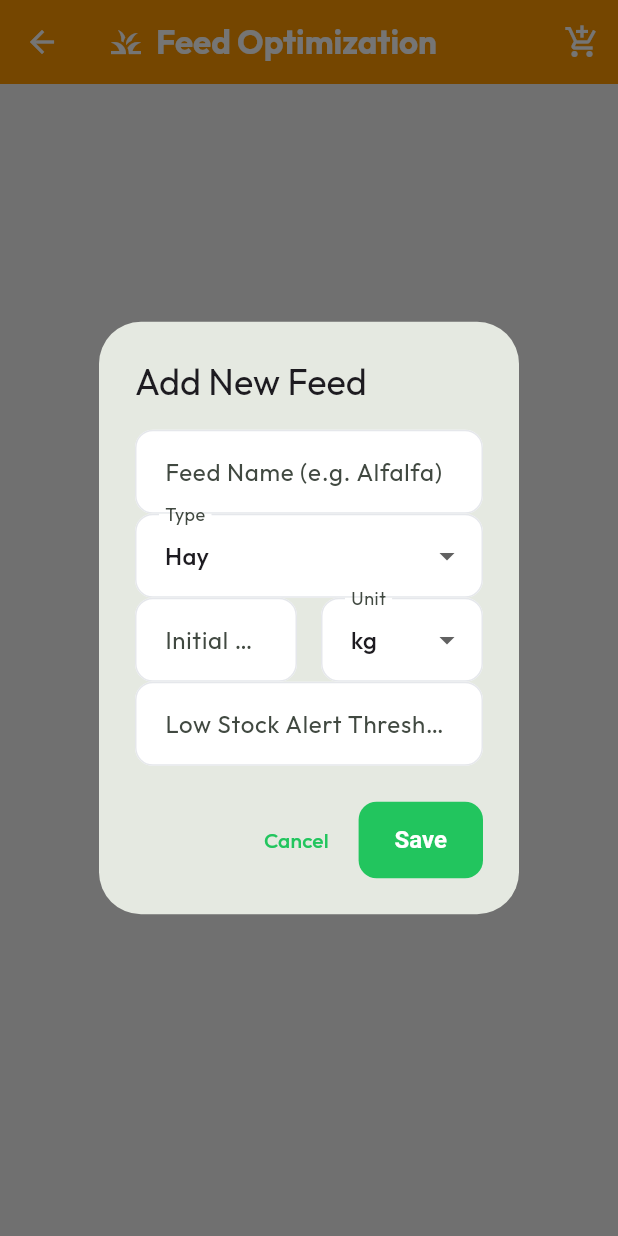
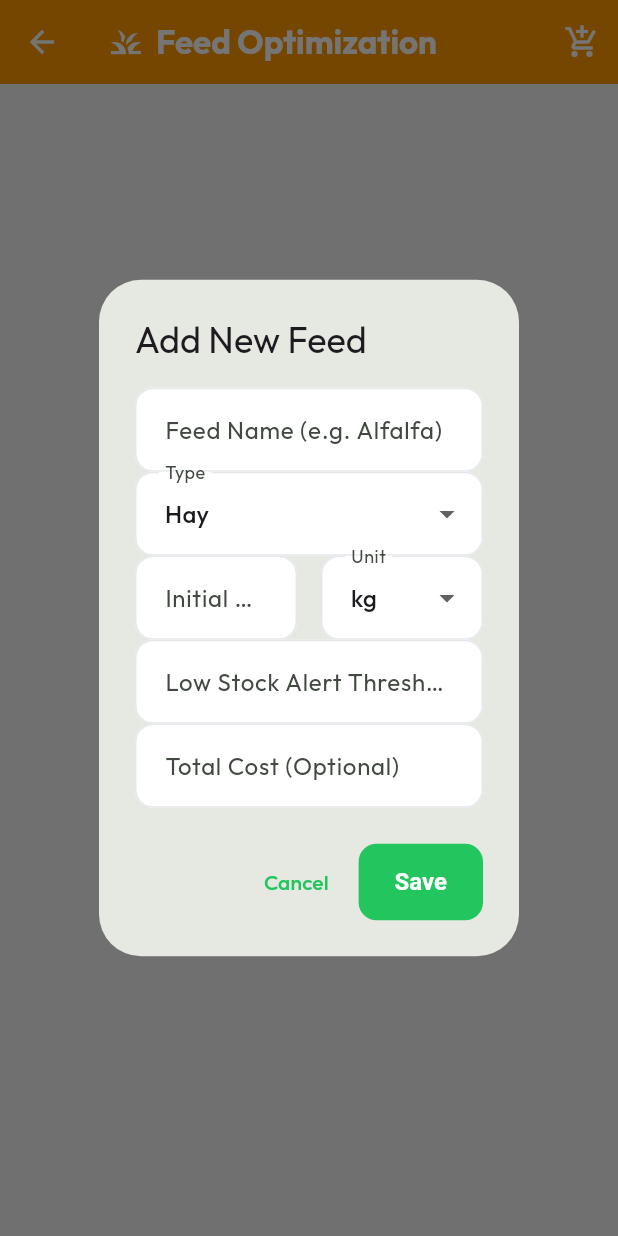
Before and after one commit to muchirimorris/Dairy-Farmer-Toolkit, a Flutter app: the FeedOptimizationScreen screen opened directly, after a tap on the "add shopping cart" icon, on a phone screen of 412 x 824 dp. Run offline on Flutter 3.47's test engine with Material 3 defaults, Android fonts, the phone set to English and light mode, and no system bars; our stand-ins replace firebase_core, google_fonts, hive, hive_flutter, image_picker, shared_preferences; accounts and stored records are empty; network calls fail.

Commit message:
interconnection of modules

```diff
--- a/frontend/lib/src/screens/components/feed_optimization_screen.dart
+++ b/frontend/lib/src/screens/components/feed_optimization_screen.dart
@@ -2,7 +2,9 @@ import 'package:flutter/material.dart';
 import 'package:provider/provider.dart';
 import '../../services/auth_service.dart';
 import '../../models/feed_inventory_model.dart';
+import '../../models/financial_record_model.dart';
 import '../../repositories/feed_repository.dart';
+import '../../repositories/finance_repository.dart';
 
 class FeedOptimizationScreen extends StatefulWidget {
   const FeedOptimizationScreen({super.key});
@@ -13,6 +15,7 @@ class FeedOptimizationScreen extends StatefulWidget {
 
 class _FeedOptimizationScreenState extends State<FeedOptimizationScreen> {
   final FeedRepository _feedRepo = FeedRepository();
+  final FinanceRepository _financeRepo = FinanceRepository();
   late Stream<List<FeedInventoryModel>> _feedStream;
 
   @override
@@ -222,6 +225,7 @@ class _FeedOptimizationScreenState extends State<FeedOptimizationScreen> {
     final nameController = TextEditingController();
     final qtyController = TextEditingController();
     final thresholdController = TextEditingController();
+    final costController = TextEditingController();
     String type = 'Hay';
     String unit = 'kg';
 
@@ -281,6 +285,14 @@ class _FeedOptimizationScreenState extends State<FeedOptimizationScreen> {
                   ),
                   keyboardType: TextInputType.number,
                 ),
+                TextField(
+                  controller: costController,
+                  decoration: const InputDecoration(
+                    labelText: "Total Cost (Optional)",
+                    prefixText: "\$",
+                  ),
+                  keyboardType: TextInputType.numberWithOptions(decimal: true),
+                ),
               ],
             ),
           ),
@@ -297,18 +309,33 @@ class _FeedOptimizationScreenState extends State<FeedOptimizationScreen> {
                     double.tryParse(thresholdController.text) ?? 0;
 
                 if (name.isNotEmpty && qty > 0) {
+                  final cost = double.tryParse(costController.text) ?? 0.0;
                   final item = FeedInventoryModel(
                     id: '',
                     type: type,
                     name: name,
                     quantity: qty,
                     unit: unit,
-                    cost: 0,
+                    cost: cost > 0 ? (cost / qty) : 0, // Store cost per unit
                     purchaseDate: DateTime.now(),
                     threshold: threshold,
                     farmerId: farmerId,
                   );
                   await _feedRepo.addFeedItem(item);
+
+                  if (cost > 0) {
+                    final financeRecord = FinancialRecordModel(
+                      id: '',
+                      type: 'expense',
+                      amount: cost,
+                      category: 'feed',
+                      date: DateTime.now(),
+                      farmerId: farmerId,
+                      description: 'Auto-generated Feed Purchase: $name',
+                    );
+                    await _financeRepo.addRecord(financeRecord);
+                  }
+
                   if (context.mounted) Navigator.pop(context);
                 }
               },
```
Also changed, not shown: frontend/lib/src/screens/components/health_screen.dart (+18 -0 lines), frontend/lib/src/screens/components/milk_logs_screen.dart (+48 -1 lines).
